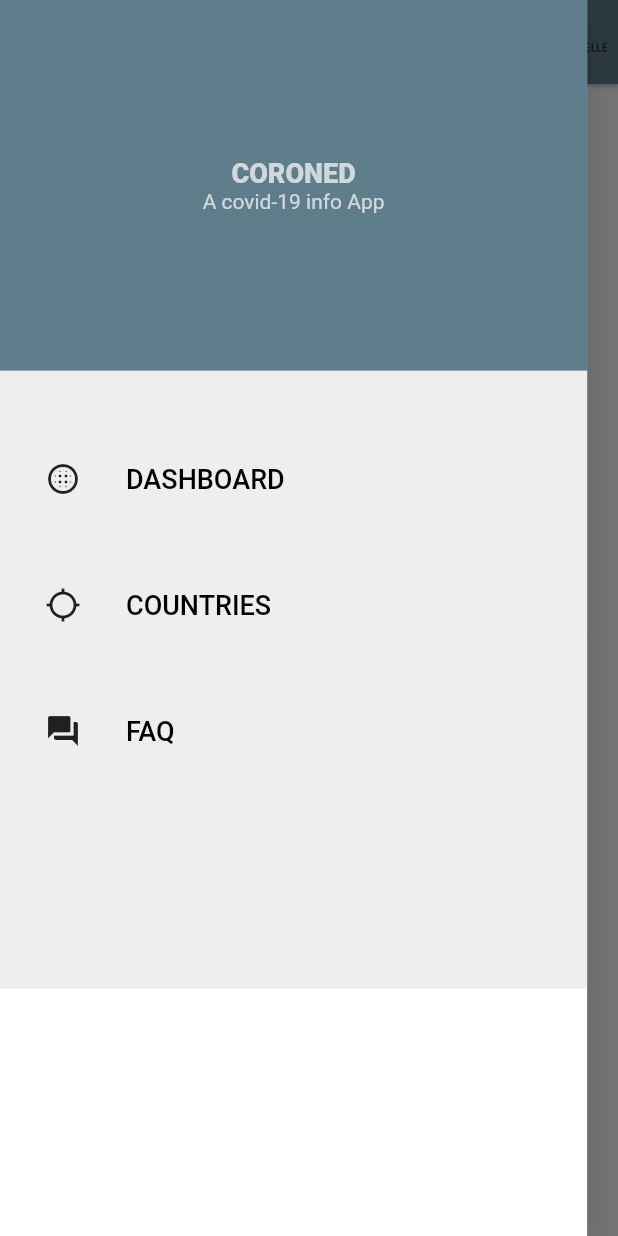
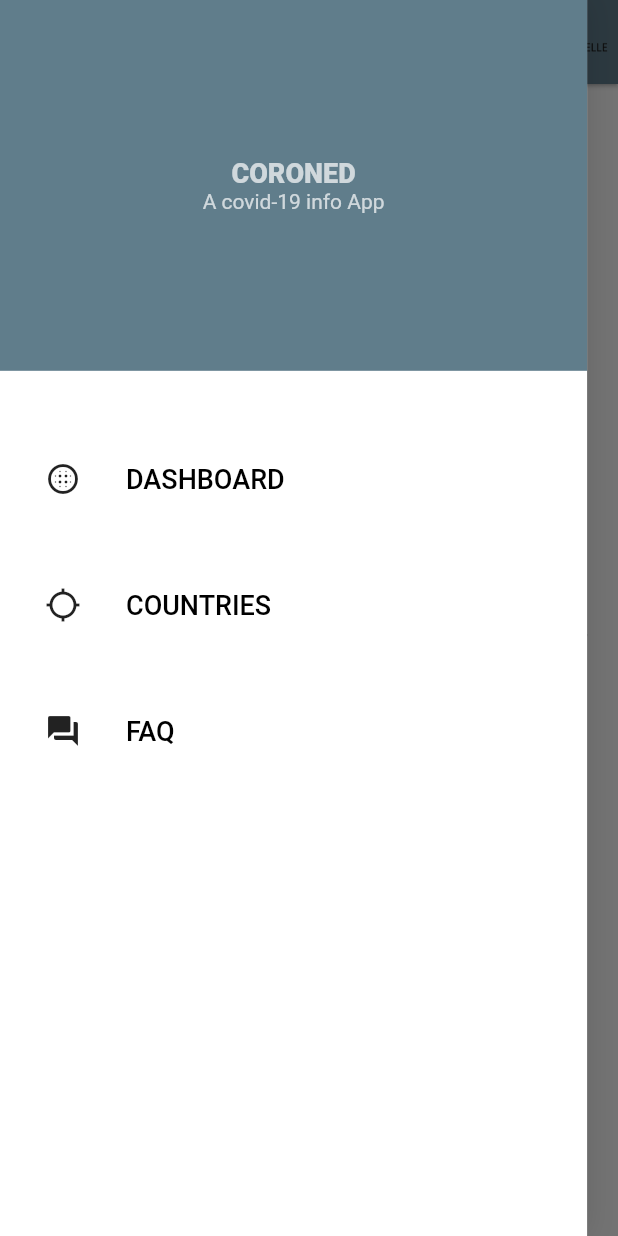
Before and after one commit to RcDevRIL/cesi_covid_19_tracker, a Flutter app: the CovidFaq screen opened by its route, with the side drawer open, on a phone screen of 412 x 824 dp. Run offline on Flutter 3.47's test engine with Material 2 defaults, Android fonts, the light colour scheme and no system bars; our stand-ins replace freezed_annotation, get_it, responsive_builder; generated files the repository leaves out were written again; network calls fail.

Commit message:
fix #65 + minor ui fix on NavigationDrawer

```diff
--- a/lib/data/services/provider/coroned_data.dart
+++ b/lib/data/services/provider/coroned_data.dart
@@ -32,6 +32,7 @@ class CoronedData with ChangeNotifier {
     for (var e in jsonDecode(apiResponse)) {
       this.addCountry(Country.fromJson(e));
     }
+    notifyListeners();
   }
 
   void addCountry(Country c) {
--- a/lib/ui/pages/country_view.dart
+++ b/lib/ui/pages/country_view.dart
@@ -58,7 +58,8 @@ class _CountryViewState extends State<CountryView> {
       Center(
         child: Column(
           children: [
-            coronedData.getCountryList.isNotEmpty
+            coronedData.getCountryList != null
+                ? coronedData.getCountryList.isNotEmpty
                     ? DropdownButton(
                         key: Key('Country List'),
                         onChanged: (Country country) {
@@ -77,7 +78,8 @@ class _CountryViewState extends State<CountryView> {
                           );
                         }).toList(),
                       )
-                : FailureIcon(fail: 'Failed to load country list'),
+                    : CircularProgressIndicator()
+                : FailureIcon(fail: 'How is this even possible?'),
             StreamBuilder<String>(
               stream: _covidApiResponseController.stream,
               builder: (_, AsyncSnapshot<String> s) {
--- a/lib/ui/widgets/navigation_drawer/navigation_drawer.dart
+++ b/lib/ui/widgets/navigation_drawer/navigation_drawer.dart
@@ -32,8 +32,7 @@ class NavigationDrawer extends StatelessWidget {
                     height: sizingInformation.screenSize.height * 0.3,
                   ),
                   Container(
-                    color: Colors.grey[200],
-                    height: sizingInformation.screenSize.height * 0.5,
+                    height: sizingInformation.screenSize.height * 0.7,
                     child: ListView.builder(
                       shrinkWrap: true,
                       itemCount: aG.AppConstants.navItems.length,
```
Lines whose indentation alone changed are shown as unchanged.
